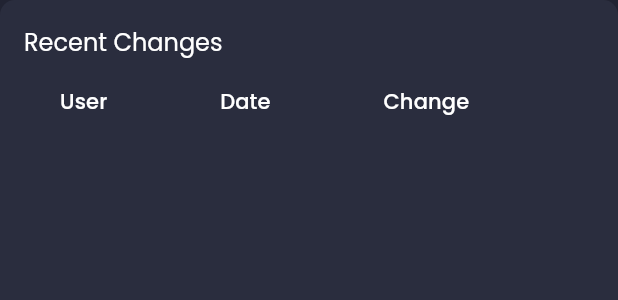
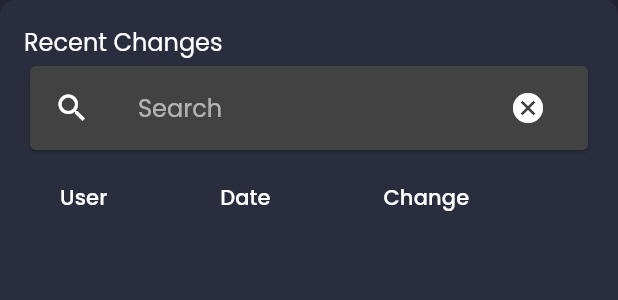
Before and after one commit to Joel1235/paletti, a Flutter app: the RecentFiles widget shown alone on an empty page, opened directly, on a phone screen of 412 x 824 dp. Shown: the top 300 px of the screen. Run offline on Flutter 3.47's test engine with Material 2 defaults, Android fonts, the phone set to English and light mode, and no system bars; our stand-ins replace cloud_firestore, email_validator, file_picker, firebase_auth, firebase_core, fl_chart and 2 more; missing offline and left inert: dart:html, flutter_osm_plugin, prompt_dialog; accounts and stored records are empty; network calls fail; project files that could hold a hidden picture were left out.

Commit message:
wip to chenge device

```diff
--- a/lib/components/dashborad/recentFile.dart
+++ b/lib/components/dashborad/recentFile.dart
@@ -10,9 +10,14 @@ class RecentFiles extends StatefulWidget {
 }
 
 class _RecentFiles extends State<RecentFiles> {
+
+   List<PalEntry> paleEntriesfiltered = [];
+  TextEditingController controller = TextEditingController();
+  String _searchResult = '';
   @override
   void initState() {
     super.initState();
+    paleEntriesfiltered = [];
   }
 
   final Stream<QuerySnapshot> _entryStream =
@@ -39,6 +44,7 @@ class _RecentFiles extends State<RecentFiles> {
                     pallist.add(palEntry)
                   },
               });
+              paleEntriesfiltered = pallist;
 
           return Container(
             padding: EdgeInsets.all(defaultPadding),
@@ -53,6 +59,32 @@ class _RecentFiles extends State<RecentFiles> {
                   "Recent Changes",
                   style: Theme.of(context).textTheme.subtitle1,
                 ),
+                Card(
+          child: ListTile(
+            leading: Icon(Icons.search),
+            title: TextField(
+                controller: controller,
+                decoration: InputDecoration(
+                    hintText: 'Search', border: InputBorder.none),
+                onChanged: (value) {
+                  setState(() {
+                    _searchResult = value;
+                     //paleEntriesfiltered = pallist.where((enrty) => enrty.userMail.contains(_searchResult) || enrty.date.contains(_searchResult) || enrty.gesamtPal.toString().contains(_searchResult)).toList();
+                     //print(paleEntriesfiltered);
+                  });
+                }),
+            trailing: IconButton(
+              icon: Icon(Icons.cancel),
+              onPressed: () {
+                setState(() {
+                  controller.clear();
+                  _searchResult = '';
+                  //paleEntriesfiltered = pallist;
+                });
+              },
+            ),
+          ),
+        ),
                 SizedBox(
                   width: double.infinity,
                   child: DataTable(
@@ -72,7 +104,23 @@ class _RecentFiles extends State<RecentFiles> {
                     ],
                     rows: List.generate(
                       pallist.length,
-                      (index) => recentFileDataRow(pallist[index], context),
+                      (index) {
+                        final palEntry = pallist[index];
+                        final amount = palEntry.gesamtPal.abs();
+                        if (_searchResult.isNotEmpty &&
+                          palEntry.userMail
+                              .toLowerCase()
+                              .contains(_searchResult.toLowerCase()) ||
+                          palEntry.date
+                              .toLowerCase()
+                              .contains(_searchResult.toLowerCase()) ||
+                          palEntry.gesamtPal
+                              .toString()
+                              .contains(_searchResult)) {
+                        return recentFileDataRow(palEntry, context) ;
+                      } else {throw Exception("no entries found");}
+                      }
+                      //(index) => recentFileDataRow(paleEntriesfiltered[index], context),
                     ),
                   ),
                 ),
```
